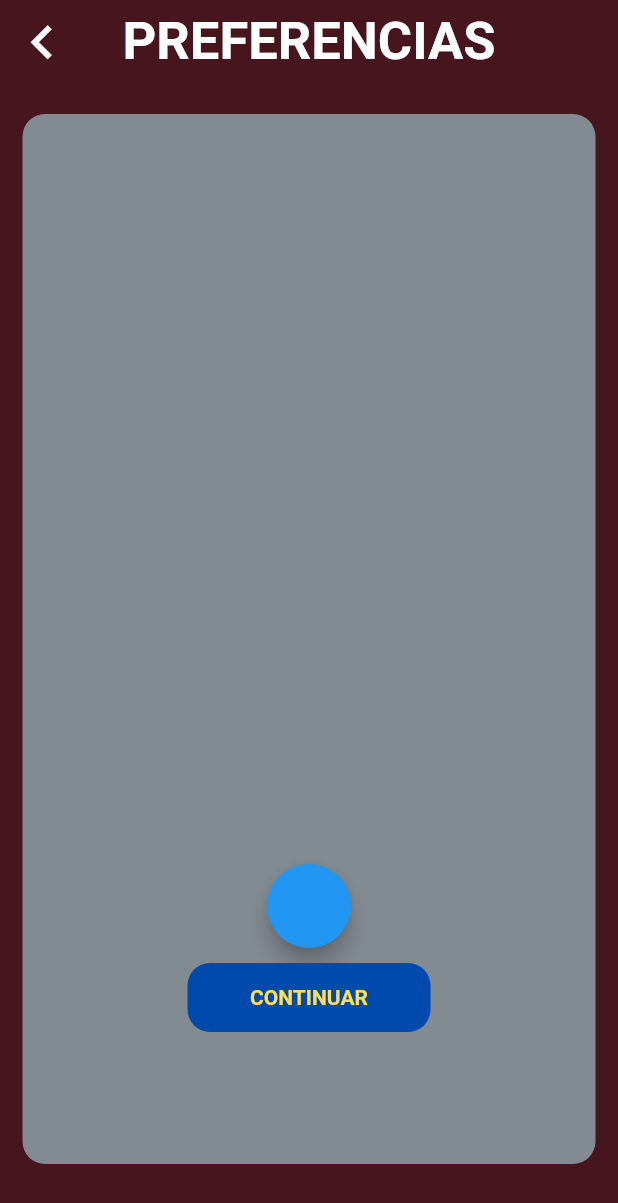
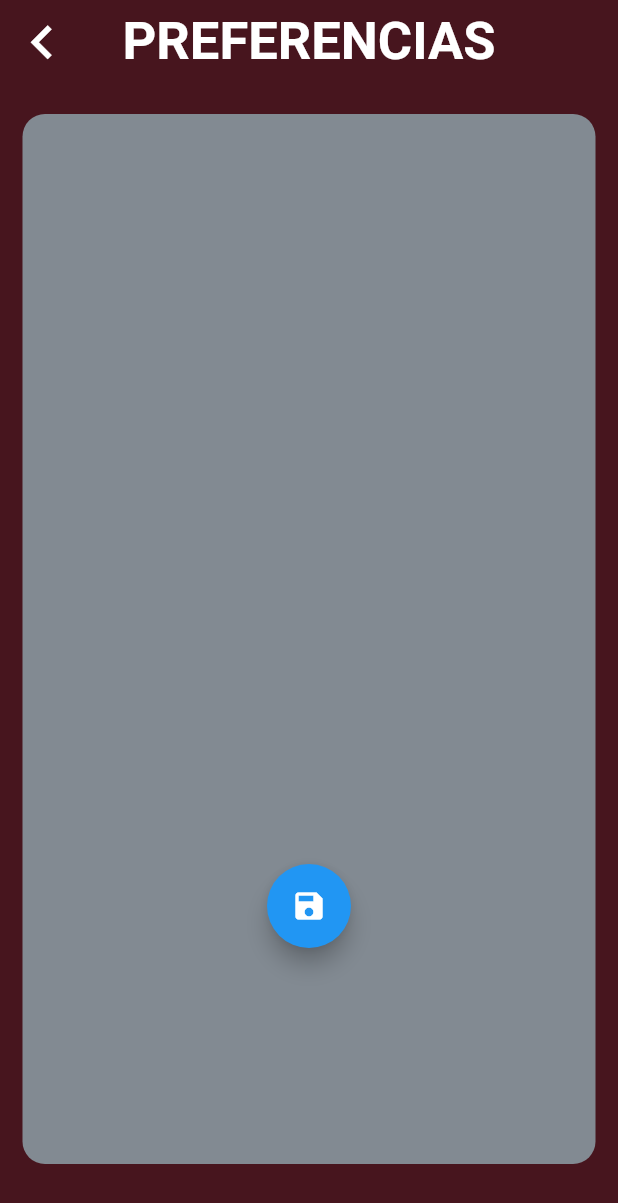
Before and after one commit to ISPP-G8/FindMyFun, a Flutter app: the PreferencesView screen opened by its route, on a phone screen of 412 x 824 dp. Shown: the top 1203 px of the screen. Run offline on Flutter 3.47's test engine with Material 2 defaults, Android fonts, the phone set to English and light mode, and no system bars; our stand-ins replace firebase_auth, firebase_core; accounts and stored records are empty.

Commit message:
fix: Arreglar boton de preferencias

```diff
--- a/lib/views/home/preferences/preferences_view.dart
+++ b/lib/views/home/preferences/preferences_view.dart
@@ -132,11 +132,14 @@ class _PreferencesColumnState extends State<PreferencesColumn> {
         FloatingActionButton(onPressed: () {
           // When merge, change first option by current user id
           preferencesService.savePreferences("BZoK1wRN0Ze4DAcgFgs4fFpsI9o2", preferencesByUserId);
-        }),
-        const SubmitButton(
+          Navigator.pop(context, "main");
+        }, child: const Icon(Icons.save),
+        ),
+        /*SubmitButton(
             text:
-                'CONTINUAR'
-            ) //Botón para volver al perfil y confirmar los cambios
+                'CONTINUAR',
+            onTap: () async => Navigator.pop(context, "main"),
+            )*/
       ],
     );
   }
```
